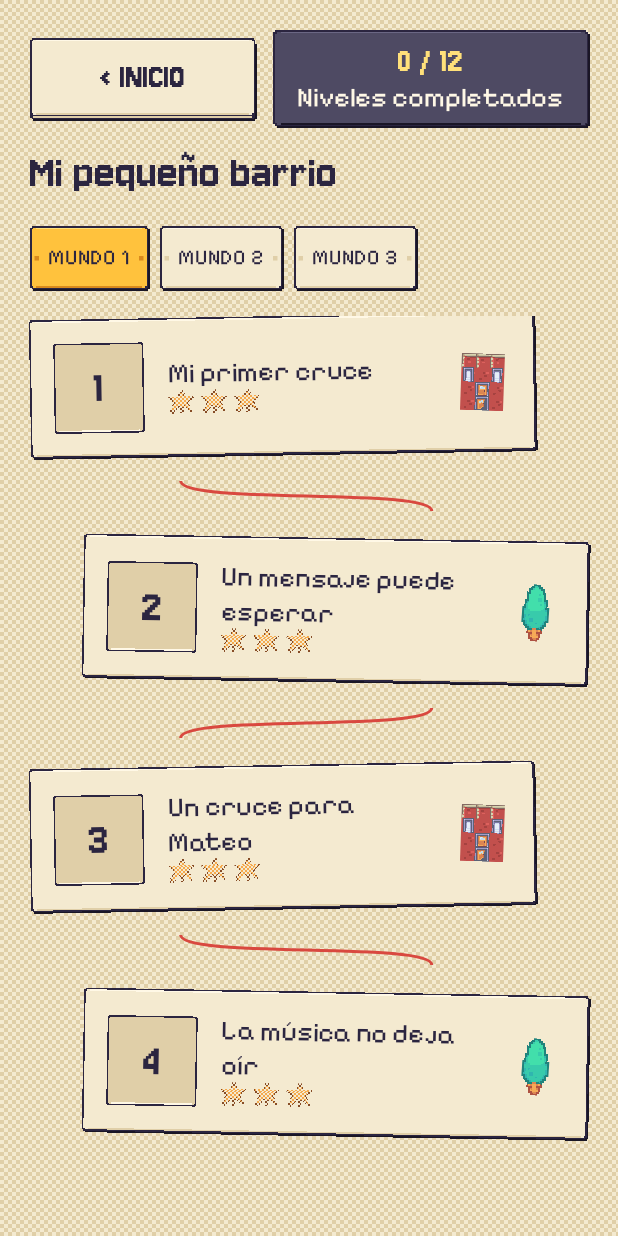
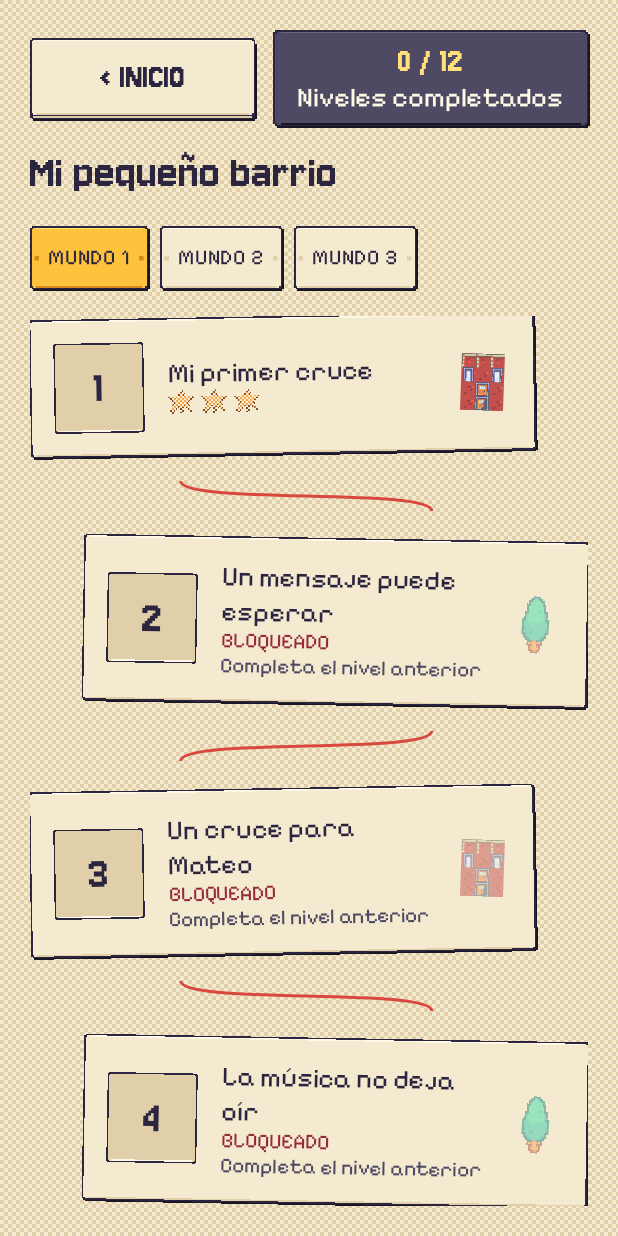
Before and after one commit to Diego-Alberto-A/ADO, an Android app built with Jetpack Compose: the screen it shows after launch (MainActivity), after a tap on an icon or button, on a phone screen of 412 x 824 dp. Run offline under Robolectric (Android 15) with nearby library versions, the phone set to English and light mode, and no system bars; pictures from the network do not load; Roboto replaces fonts that are not available here.

Commit message:
feat: completa la v1 con niveles progresivos

```diff
--- a/app/src/main/java/com/example/crosswalker/MainActivity.kt
+++ b/app/src/main/java/com/example/crosswalker/MainActivity.kt
@@ -21,6 +21,7 @@ import androidx.compose.ui.Modifier
 import androidx.compose.ui.draw.rotate
 import androidx.compose.ui.draw.paint
 import androidx.compose.ui.draw.clip
+import androidx.compose.ui.draw.clipToBounds
 import androidx.compose.ui.draw.alpha
 import androidx.compose.ui.layout.ContentScale
 import androidx.compose.ui.semantics.Role
@@ -47,12 +48,16 @@ import androidx.compose.animation.core.Animatable
 import androidx.compose.animation.core.FastOutSlowInEasing
 import androidx.compose.animation.core.tween
 import androidx.compose.animation.core.keyframes
+import androidx.compose.animation.AnimatedContent
 import androidx.compose.animation.AnimatedVisibility
 import androidx.compose.animation.Crossfade
 import androidx.compose.animation.expandVertically
 import androidx.compose.animation.fadeIn
 import androidx.compose.animation.fadeOut
 import androidx.compose.animation.shrinkVertically
+import androidx.compose.animation.slideInHorizontally
+import androidx.compose.animation.slideOutHorizontally
+import androidx.compose.animation.togetherWith
 import androidx.compose.animation.animateContentSize
 import androidx.compose.animation.core.animateFloatAsState
 import androidx.compose.foundation.interaction.MutableInteractionSource
@@ -83,7 +88,7 @@ class Session(val repo: GameRepository): ViewModel() {
     // Suspend background music only while a result is being presented.
     var musicSuspended by mutableStateOf(false)
     fun changeWorld(next: Int) {
-        if (next != world) transition(if (next < world) ScreenMotion.WORLD_BACKWARD else ScreenMotion.WORLD_FORWARD) { world=next }
+        if (!transitioning) world = next
     }
     var screen by mutableStateOf("home")
     var world by mutableIntStateOf(0)
@@ -108,7 +113,15 @@ class Session(val repo: GameRepository): ViewModel() {
     var showResultDialog by mutableStateOf(false)
     val tutorialController = TutorialController()
     val tutorialActive: Boolean get() = level.tutorial && !repo.tutorialDone
-    fun enter(l: Level) { transition(ScreenMotion.FORWARD) { sound?.playSfx(R.raw.sfx_enter_level); level=l; reset(); screen="game" } }
+    fun enter(l: Level) {
+        if (!repo.isLevelUnlocked(l.id)) return
+        transition(ScreenMotion.FORWARD) {
+            sound?.playSfx(R.raw.sfx_enter_level)
+            level = l
+            reset()
+            screen = "game"
+        }
+    }
     var attempt by mutableIntStateOf(0)
     fun resumePlanning() { sound?.stopOneShots(); musicSuspended=false; showResultDialog=false; simulation=null; planningPanelOpen=false; attempt++ }
     fun reset() { resumePlanning(); plan=initialPlan(); selected=level.walkers.first().id; tab="skill"; simulation=null; paused=false; dialog=""; introIndex=0; showResultDialog=false; frame++ }
@@ -190,7 +203,9 @@ class MainActivity: ComponentActivity() {
         val sim=s.simulation
         if(sim!=null && !s.paused && !s.transitioning) while(sim.phase==Phase.RUNNING) {
             delay(50); sim.tick(); s.frame++
-            if(sim.phase==Phase.WON) { s.repo.save(s.level.id,sim.stars(s.plan.cost(s.repo.tools))); if(s.repo.sound) tone.startTone(ToneGenerator.TONE_PROP_ACK,180) }
+            if (sim.phase == Phase.WON && s.repo.sound) {
+                tone.startTone(ToneGenerator.TONE_PROP_ACK, 180)
+            }
         }
     }
     BackHandler(enabled=s.screen!="home" || s.dialog.isNotEmpty()) {
@@ -213,7 +228,7 @@ class MainActivity: ComponentActivity() {
         if (s.screen=="game" && s.tutorialActive) TutorialOverlay(s.tutorialController)
         if (s.dialog == "campaignComplete" && !s.transitioning) {
             PaperDialog("¡GRACIAS POR COMPLETAR EL JUEGO!", { s.dialog = "" }, accent = Taxi) {
-                PaperButton("CERRAR") { s.dialog = "" }
+                PaperButton("SEGUIR JUGANDO") { s.dialog = "" }
             }
         }
         if(s.dialog=="resetProgress") PaperDialog("¿EMPEZAR DE NUEVO?", {s.dialog=""}, accent=Taxi) {
@@ -316,14 +331,32 @@ class MainActivity: ComponentActivity() {
         }
         Text(s.repo.worlds[s.world],style=TitleText,color=Ink)
         Row(horizontalArrangement=Arrangement.spacedBy(8.dp)) { s.repo.worlds.indices.forEach { w -> CraftChip(selected=s.world==w,onClick={s.changeWorld(w)},label={Text("MUNDO ${w+1}")}) } }
-        Column(Modifier.weight(1f).verticalScroll(rememberScrollState()),verticalArrangement=Arrangement.spacedBy(18.dp)) {
-            s.repo.levels.filter { it.world==s.world }.forEachIndexed { index,l ->
+        AnimatedContent(
+            targetState = s.world,
+            modifier = Modifier.weight(1f).fillMaxWidth().clipToBounds(),
+            transitionSpec = {
+                val direction = if (targetState > initialState) 1 else -1
+                (slideInHorizontally(tween(280, easing = FastOutSlowInEasing)) { direction * it / 6 } +
+                    fadeIn(tween(280))) togetherWith
+                    (slideOutHorizontally(tween(220, easing = FastOutSlowInEasing)) { -direction * it / 6 } +
+                        fadeOut(tween(180)))
+            },
+            label = "worldLevels"
+        ) { world ->
+            val active = world == s.world
+            Column(
+                Modifier.fillMaxSize().verticalScroll(rememberScrollState(), enabled = active)
+                    .then(if (active) Modifier else Modifier.clearAndSetSemantics {}),
+                verticalArrangement = Arrangement.spacedBy(18.dp)
+            ) {
+                s.repo.levels.filter { it.world == world }.forEachIndexed { index,l ->
+                    val unlocked = s.repo.isLevelUnlocked(l.id)
                     Row(
                         Modifier.fillMaxWidth()
                             .padding(start = if (index % 2 == 0) 0.dp else 35.dp, end = if (index % 2 == 0) 35.dp else 0.dp)
                             .rotate(if (index % 2 == 0) -1f else 1f)
                             .pixelPanel()
-                        .clickable { click(); chosen = l }
+                            .clickable(enabled = active && unlocked) { click(); chosen = l }
                             .padding(16.dp),
                         verticalAlignment = Alignment.CenterVertically,
                         horizontalArrangement = Arrangement.spacedBy(16.dp)
@@ -333,19 +366,26 @@ class MainActivity: ComponentActivity() {
                         }
                         Column(Modifier.weight(1f)) {
                             Text(l.title, style = BodyStrong, color = Ink)
+                            if (unlocked) {
                                 PaperStars(s.repo.stars(l.id))
+                            } else {
+                                Text("BLOQUEADO", style = HudStrong, color = Brick.dark)
+                                Text("Completa el nivel anterior", style = HudLabel, color = Asphalt)
+                            }
                         }
                         val sceneryIcon = when (l.world) {
                             1 -> R.drawable.decor_building_campus
                             else -> if (index % 2 == 0) R.drawable.house else R.drawable.tree
                         }
-                    PixelImage(sceneryIcon, null, Modifier.size(38.dp).rotate(3f))
+                        PixelImage(sceneryIcon, null, Modifier.size(38.dp).rotate(3f),
+                            alpha = if (unlocked) 1f else .5f)
                     }
                     if(index<3) Canvas(Modifier.fillMaxWidth().height(20.dp)) {
                         val start=if(index%2==0) size.width*.27f else size.width*.72f
                         val end=if(index%2==0) size.width*.72f else size.width*.27f
                         val thread=androidx.compose.ui.graphics.Path().apply {moveTo(start,0f);cubicTo(start,size.height*.8f,end,size.height*.2f,end,size.height)}
                         drawPath(thread,Brick.base,style=androidx.compose.ui.graphics.drawscope.Stroke(width=2.dp.toPx()))
+                    }
                 }
             }
         }
@@ -378,6 +418,7 @@ class MainActivity: ComponentActivity() {
                 s.showResultDialog = true
             }
             Phase.WON -> {
+                s.repo.save(sim.level.id, sim.stars(sim.plan.cost(s.repo.tools)))
                 s.musicSuspended = true
                 engine?.stopMusic()
                 engine?.playOneShot(R.raw.music_win)
@@ -475,7 +516,9 @@ class MainActivity: ComponentActivity() {
             if(won) Row { repeat(3) { i -> PixelImage(R.drawable.star,if(i<sim.stars(cost)) "Estrella obtenida" else "Estrella pendiente",Modifier.size(52.dp),alpha=if(i<sim.stars(cost)) 1f else .25f) } } else Text("↻",fontSize=52.sp,color=Taxi.dark)
             Text(if(won) "¡Todos llegaron a salvo!" else if(sim.collapsedWalkerId!=null) "¡Cuidado! Hubo un choque." else "Necesitamos un plan más seguro.",style=TitleSmall,color=Ink)
             Text(if(won) "Usaste $cost de ${s.level.budget} fichas. Tus buenas decisiones hacen una ciudad más segura." else sim.reason,style=BodyText,color=Ink)
-            if(won && s.level.id<s.repo.levels.size) PaperButton("SIGUIENTE CAMINO  →") {s.enter(s.repo.levels[s.level.id])}
+            if (won) s.repo.nextLevel(s.level.id)?.let { next ->
+                PaperButton("SIGUIENTE CAMINO  →") { s.enter(next) }
+            }
             PaperButton(if(won) "VOLVER A INTENTAR" else "✎  MEJORAR MI PLAN",if(won) Neutral else Tree) {s.resumePlanning()}
             PaperButton("VOLVER AL MAPA",Neutral) {s.navigate("map")}
         }
--- a/app/src/main/java/com/example/crosswalker/Transitions.kt
+++ b/app/src/main/java/com/example/crosswalker/Transitions.kt
@@ -15,8 +15,6 @@ import androidx.compose.ui.geometry.Rect
 import androidx.compose.ui.graphics.ImageBitmap
 import androidx.compose.ui.graphics.Path
 import androidx.compose.ui.graphics.drawscope.clipPath
-import androidx.compose.ui.graphics.drawscope.clipRect
-import androidx.compose.ui.graphics.drawscope.translate
 import androidx.compose.ui.graphics.layer.drawLayer
 import androidx.compose.ui.graphics.rememberGraphicsLayer
 import androidx.compose.ui.semantics.clearAndSetSemantics
@@ -31,7 +29,7 @@ import kotlin.math.roundToInt
 // Modal buttons defer their action until the paper card has finished leaving.
 val LocalModalAction = staticCompositionLocalOf<((() -> Unit) -> Unit)> { { action -> action() } }
 
-enum class ScreenMotion { FORWARD, BACKWARD, WORLD_FORWARD, WORLD_BACKWARD, FADE }
+enum class ScreenMotion { FORWARD, BACKWARD, FADE }
 
 @Composable fun ScreenTransitions(s: Session, content: @Composable () -> Unit) {
     val scope = rememberCoroutineScope()
@@ -45,7 +43,6 @@ enum class ScreenMotion { FORWARD, BACKWARD, WORLD_FORWARD, WORLD_BACKWARD, FADE
     }
     var previous by remember { mutableStateOf<ImageBitmap?>(null) }
     var backwards by remember { mutableStateOf(false) }
-    var sliding by remember { mutableStateOf(false) }
     var fading by remember { mutableStateOf(false) }
 
     DisposableEffect(s) {
@@ -54,15 +51,14 @@ enum class ScreenMotion { FORWARD, BACKWARD, WORLD_FORWARD, WORLD_BACKWARD, FADE
                 s.transitioning = true
                 scope.launch {
                     try {
-                        backwards = motion == ScreenMotion.BACKWARD || motion == ScreenMotion.WORLD_BACKWARD
-                        sliding = motion == ScreenMotion.WORLD_FORWARD || motion == ScreenMotion.WORLD_BACKWARD
+                        backwards = motion == ScreenMotion.BACKWARD
                         fading = motion == ScreenMotion.FADE
                         progress.snapTo(0f)
                         // Freeze the last screen before changing any level or simulation state.
                         previous = layer.toImageBitmap()
                         action()
                         withFrameNanos { }
-                        progress.animateTo(1f, tween(if (sliding) 420 else 700, easing = FastOutSlowInEasing))
+                        progress.animateTo(1f, tween(700, easing = FastOutSlowInEasing))
                     } finally {
                         previous = null
                         s.transitioning = false
@@ -101,17 +97,6 @@ enum class ScreenMotion { FORWARD, BACKWARD, WORLD_FORWARD, WORLD_BACKWARD, FADE
                     if (fading) {
                         drawContent()
                         drawPrevious(1f - progress.value)
-                    } else if (sliding) {
-                        // Higher worlds enter from the right; lower worlds enter from the left.
-                        val direction = if (backwards) -1f else 1f
-                        clipRect {
-                            translate(left = -direction * size.width * progress.value) {
-                                drawPrevious()
-                            }
-                            translate(left = direction * size.width * (1f - progress.value)) {
-                                this@drawWithContent.drawContent()
-                            }
-                        }
                     } else {
                     val closing = backwards && s.screen != "home"
                     val fraction = if (closing) 1f - progress.value else progress.value
--- a/app/src/main/java/com/example/crosswalker/data/GameRepository.kt
+++ b/app/src/main/java/com/example/crosswalker/data/GameRepository.kt
@@ -11,6 +11,16 @@ class GameRepository(context: Context) {
     val tools = root.getJSONArray("tools").let { a -> List(a.length()) { parseTool(a.getJSONObject(it)) } }
     val levels = root.getJSONArray("levels").let { a -> List(a.length()) { parseLevel(a.getJSONObject(it)) } }
     fun stars(id: Int) = prefs.getInt("stars_$id",0)
+    fun isLevelUnlocked(id: Int): Boolean {
+        val index = levels.indexOfFirst { it.id == id }
+        return index == 0 || (index > 0 && stars(levels[index - 1].id) > 0)
+    }
+
+    fun nextLevel(id: Int): Level? {
+        val index = levels.indexOfFirst { it.id == id }
+        return if (index >= 0) levels.getOrNull(index + 1) else null
+    }
+
     fun save(id: Int, stars: Int) { prefs.edit().putInt("stars_$id", maxOf(stars,stars(id))).apply() }
     fun resetProgress() {
         prefs.edit().apply {
```
Also changed, not shown: app/src/main/java/com/example/crosswalker/Board.kt (+2 -20 lines), app/src/main/java/com/example/crosswalker/BoardScenery.kt (+67 -7 lines). Lines whose indentation alone changed are shown as unchanged.
